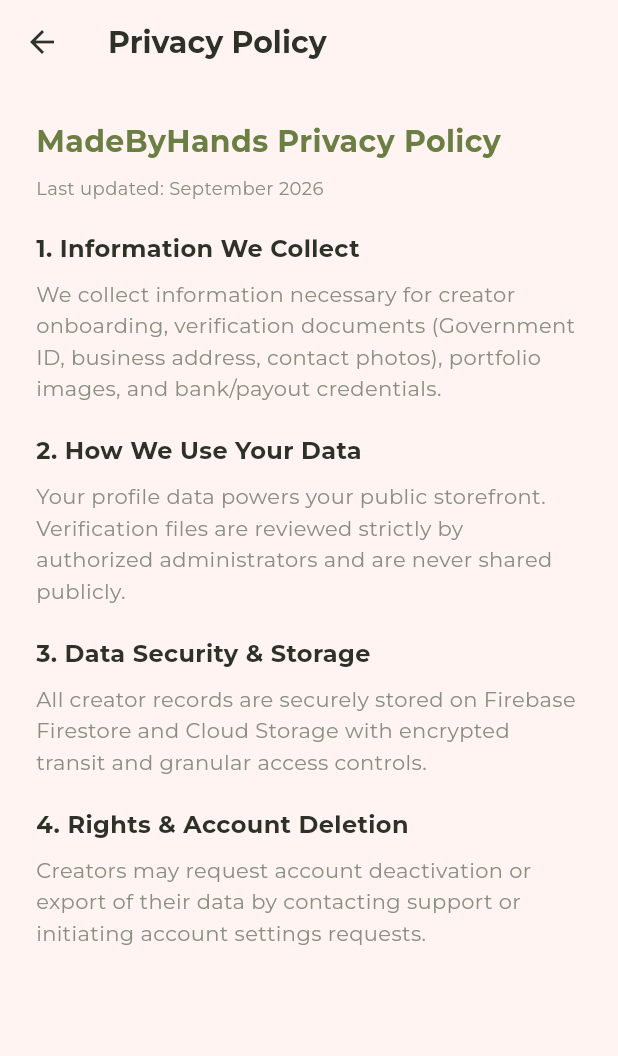
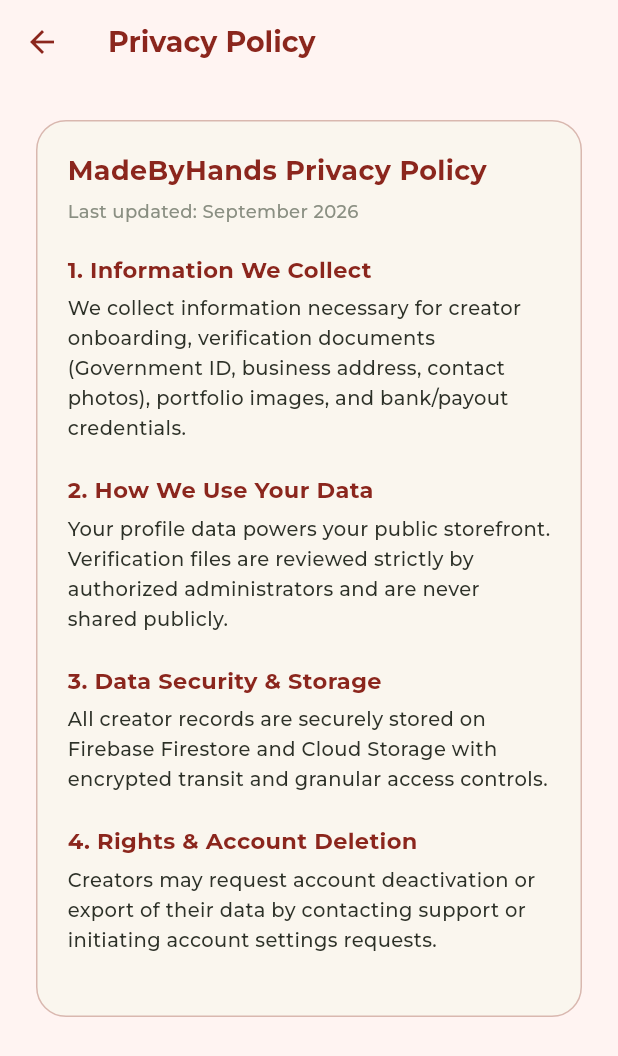
Before and after one commit to Adj82/madebyhands, a Flutter app: the PrivacyPolicyPage screen opened directly, on a phone screen of 412 x 824 dp. Shown: the top 1056 px of the screen. Run offline on Flutter 3.47's test engine with Material 3 defaults, Android fonts, the phone set to English and light mode, and no system bars; our stand-ins replace cloud_firestore, dio, equatable, firebase_auth, firebase_core, firebase_storage and 12 more; missing offline and left inert: dart:js_interop, razorpay_flutter; accounts and stored records are empty; network calls fail.

Commit message:
Creator UI update

```diff
--- a/lib/features/creator/presentation/pages/privacy_policy_page.dart
+++ b/lib/features/creator/presentation/pages/privacy_policy_page.dart
@@ -1,35 +1,56 @@
 import 'package:flutter/material.dart';
-import 'package:madebyhands/core/theme/app_theme.dart';
+import 'package:madebyhands/features/buyer/presentation/widgets/buyer_background.dart';
 
 class PrivacyPolicyPage extends StatelessWidget {
   const PrivacyPolicyPage({super.key});
 
   @override
   Widget build(BuildContext context) {
-    return Scaffold(
+    return BuyerBackground(
+      child: Scaffold(
+        backgroundColor: Colors.transparent,
         appBar: AppBar(
+          backgroundColor: Colors.transparent,
+          elevation: 0,
+          iconTheme: const IconThemeData(color: Color(0xFF8B261D)),
           title: const Text(
             'Privacy Policy',
-          style: TextStyle(fontWeight: FontWeight.bold),
+            style: TextStyle(
+              fontWeight: FontWeight.bold,
+              color: Color(0xFF8B261D),
+            ),
           ),
         ),
         body: SingleChildScrollView(
           padding: const EdgeInsets.all(24.0),
+          child: Container(
+            padding: const EdgeInsets.all(20),
+            decoration: BoxDecoration(
+              color: const Color(0xFFFAF6EE).withValues(alpha: 0.95),
+              borderRadius: BorderRadius.circular(20),
+              border: Border.all(
+                color: const Color(0xFF8B261D).withValues(alpha: 0.3),
+                width: 1.0,
+              ),
+            ),
             child: Column(
               crossAxisAlignment: CrossAxisAlignment.start,
               children: [
                 const Text(
                   'MadeByHands Privacy Policy',
                   style: TextStyle(
-                fontSize: 20,
+                    fontSize: 18,
                     fontWeight: FontWeight.bold,
-                color: AppColors.primary,
+                    color: Color(0xFF8B261D),
                   ),
                 ),
-            const SizedBox(height: 8),
+                const SizedBox(height: 6),
                 const Text(
                   'Last updated: September 2026',
-              style: TextStyle(fontSize: 12, color: AppColors.mutedText),
+                  style: TextStyle(
+                    fontSize: 12,
+                    color: Color(0xFF8A8F82),
+                  ),
                 ),
                 const SizedBox(height: 20),
                 _buildSection(
@@ -52,8 +73,9 @@
                   content:
                       'Creators may request account deactivation or export of their data by contacting support or initiating account settings requests.',
                 ),
-            const SizedBox(height: 30),
               ],
+            ),
+          ),
         ),
       ),
     );
@@ -68,18 +90,18 @@
           Text(
             title,
             style: const TextStyle(
-              fontSize: 16,
+              fontSize: 15,
               fontWeight: FontWeight.bold,
-              color: AppColors.text,
+              color: Color(0xFF8B261D),
             ),
           ),
-          const SizedBox(height: 8),
+          const SizedBox(height: 6),
           Text(
             content,
             style: const TextStyle(
-              fontSize: 14,
+              fontSize: 13,
               height: 1.5,
-              color: AppColors.mutedText,
+              color: Color(0xFF2D3128),
             ),
           ),
         ],
--- a/lib/features/creator/presentation/views/creator_profile_view.dart
+++ b/lib/features/creator/presentation/views/creator_profile_view.dart
@@ -1,6 +1,5 @@
 import 'package:flutter/material.dart';
 import 'package:flutter_bloc/flutter_bloc.dart';
-import 'package:madebyhands/core/theme/app_theme.dart';
 import 'package:madebyhands/features/auth/domain/entities/user_entity.dart';
 import 'package:madebyhands/features/auth/presentation/bloc/auth_bloc.dart';
 import 'package:madebyhands/features/creator/domain/entities/creator_profile.dart';
@@ -125,7 +124,7 @@
             Text(
               profile.location,
               textAlign: TextAlign.center,
-              style: const TextStyle(color: AppColors.mutedText, fontSize: 13),
+              style: const TextStyle(color: const Color(0xFF8A8F82), fontSize: 13),
             ),
           ],
           const SizedBox(height: 6),
@@ -163,7 +162,7 @@
         ),
         subtitle: Text(
           subtitle,
-          style: const TextStyle(fontSize: 12, color: AppColors.mutedText),
+          style: const TextStyle(fontSize: 12, color: const Color(0xFF8A8F82)),
         ),
         trailing: const Icon(
           Icons.chevron_right,
```
Also changed, not shown: lib/features/creator/presentation/pages/creator_onboarding_page.dart (+13 -14 lines), lib/features/creator/presentation/pages/manage_bank_account_page.dart (+29 -10 lines), lib/features/creator/presentation/pages/terms_and_conditions_page.dart (+35 -13 lines). Lines whose indentation alone changed are shown as unchanged.
